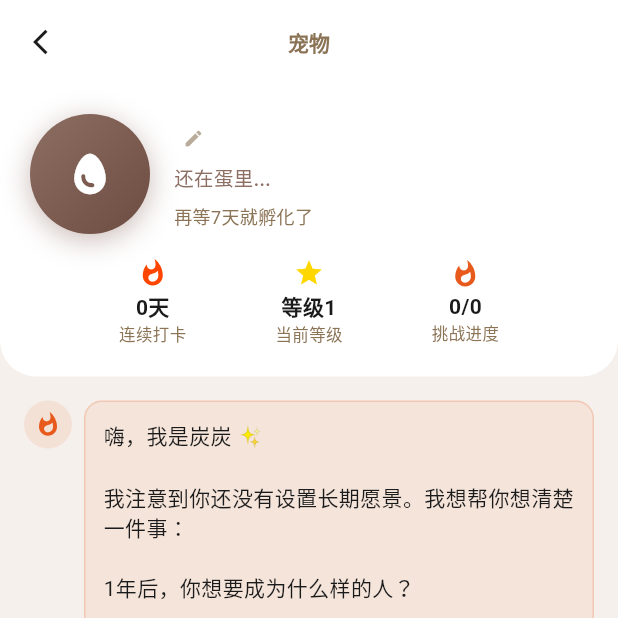
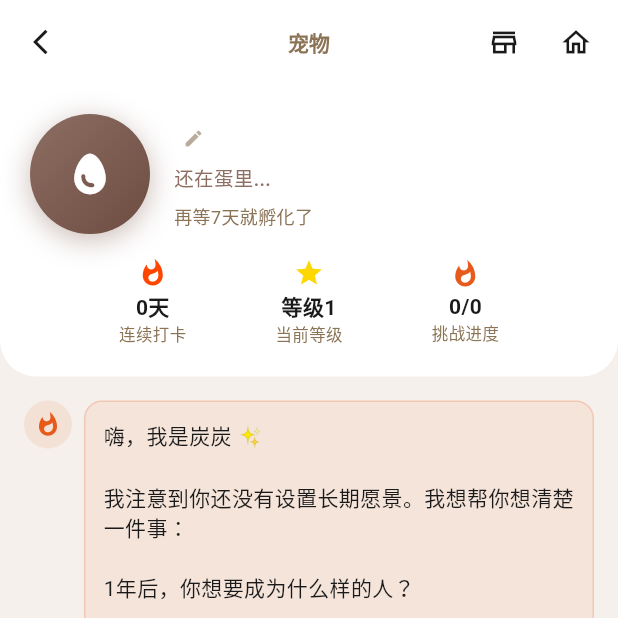
Before and after one commit to huangfeng1995/lianlema, a Flutter app: the PetScreen screen opened by its route, on a phone screen of 412 x 824 dp, the top half of it. Run offline on Flutter 3.47's test engine with Material 3 defaults, Android fonts, the phone set to English and light mode, and no system bars; our stand-ins replace flutter_local_notifications, shared_preferences, timezone; accounts and stored records are empty.

Commit message:
feat: PetScreen AppBar 接入商店和宠物家入口按钮

```diff
--- a/lib/screens/pet_screen.dart
+++ b/lib/screens/pet_screen.dart
@@ -4,6 +4,8 @@ import '../theme/app_theme.dart';
 import '../utils/storage_service.dart';
 import '../utils/pet_service.dart';
 import '../services/pet_push_service.dart';
+import 'pet_shop_screen.dart';
+import 'pet_home_screen.dart';
 
 class PetScreen extends StatefulWidget {
   /// 可选：打开时自动发送的消息（如障碍引导）
@@ -105,6 +107,25 @@ class _PetScreenState extends State<PetScreen> {
         centerTitle: true,
         elevation: 0,
         iconTheme: const IconThemeData(color: AppColors.textPrimary),
+        actions: [
+          IconButton(
+            icon: const Icon(Icons.store_outlined, size: 22),
+            onPressed: () => Navigator.push(
+              context,
+              MaterialPageRoute(builder: (_) => const PetShopScreen()),
+            ),
+            tooltip: '宠物商店',
+          ),
+          IconButton(
+            icon: const Icon(Icons.home_outlined, size: 22),
+            onPressed: () => Navigator.push(
+              context,
+              MaterialPageRoute(builder: (_) => const PetHomeScreen()),
+            ),
+            tooltip: '宠物家',
+          ),
+          const SizedBox(width: 4),
+        ],
       ),
       body: Column(
         children: [
```
